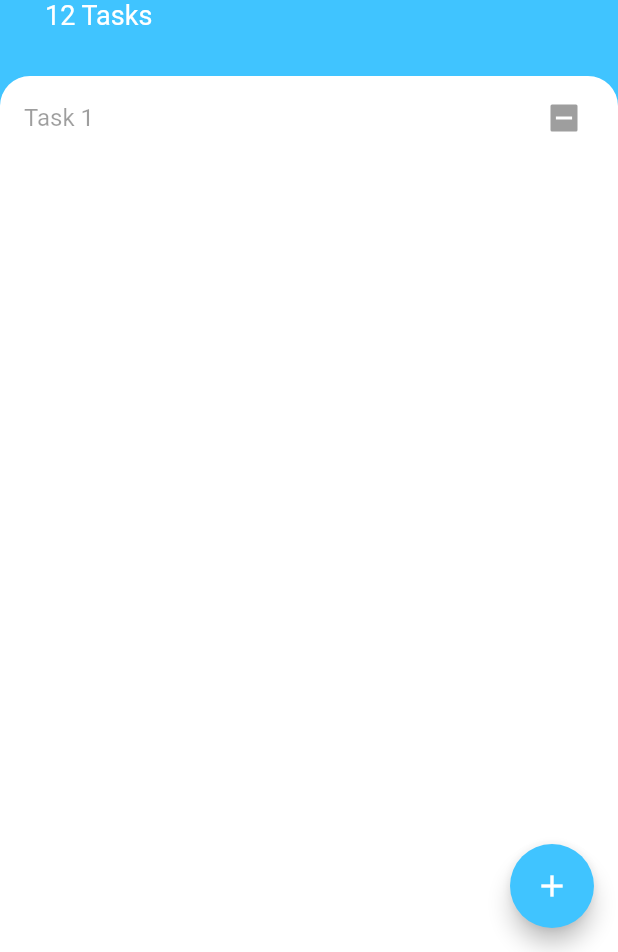
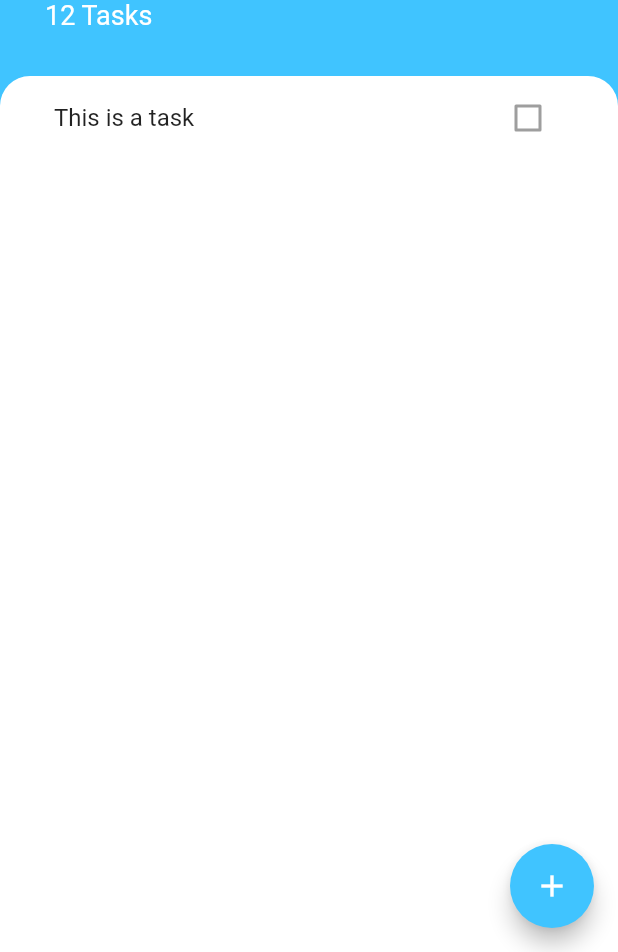
Before and after one commit to Buenaventura-Celine/Todoey, a Flutter app: the screen it shows after launch, on a phone screen of 412 x 824 dp, the part 284-1236 px from its top. Run offline on Flutter 3.47's test engine with Material 2 defaults, Android fonts, the phone set to English and light mode, and no system bars.

Commit message:
Actual Solution

```diff
--- a/lib/screens/tasks_screen.dart
+++ b/lib/screens/tasks_screen.dart
@@ -54,10 +54,7 @@ class TasksScreen extends StatelessWidget {
           ),
           Expanded(
             child: Container(
-              child: CheckboxListTile(
-                title: Text('Task 1'),
-                controlAffinity: ListTileControlAffinity.trailing,
-              ),
+              padding: EdgeInsets.symmetric(horizontal: 20.0),
               height: 300.0,
               decoration: BoxDecoration(
                 color: Colors.white,
@@ -66,6 +63,17 @@ class TasksScreen extends StatelessWidget {
                   topRight: Radius.circular(20.0),
                 ),
               ),
+              child: ListView(
+                children: const <Widget>[
+                  ListTile(
+                    title: Text('This is a task'),
+                    trailing: Checkbox(
+                      onChanged: null,
+                      value: false,
+                    ),
+                  ),
+                ],
+              ),
             ),
           ),
         ],
```
